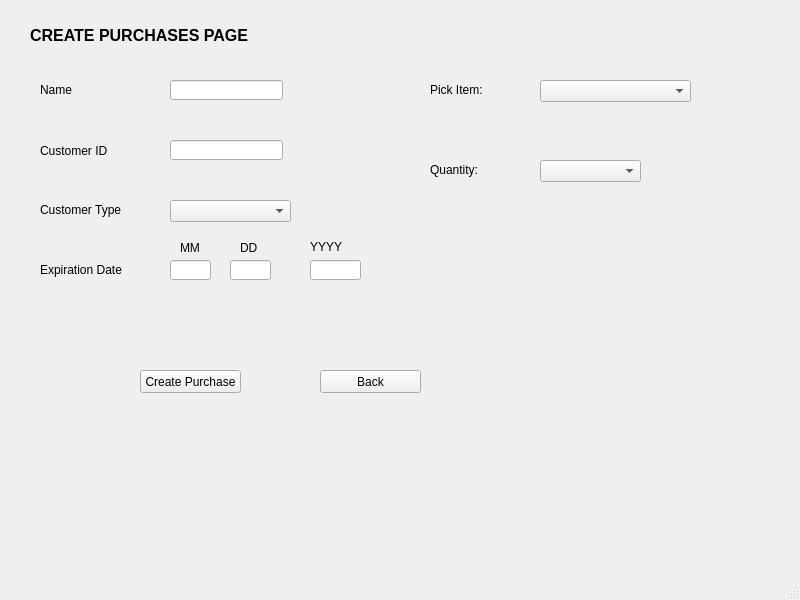
Before: the Qt Designer form adminpage.ui in YoKarson/CS1C-Project-2-Bulk-Club-2.0, drawn with Qt 5.
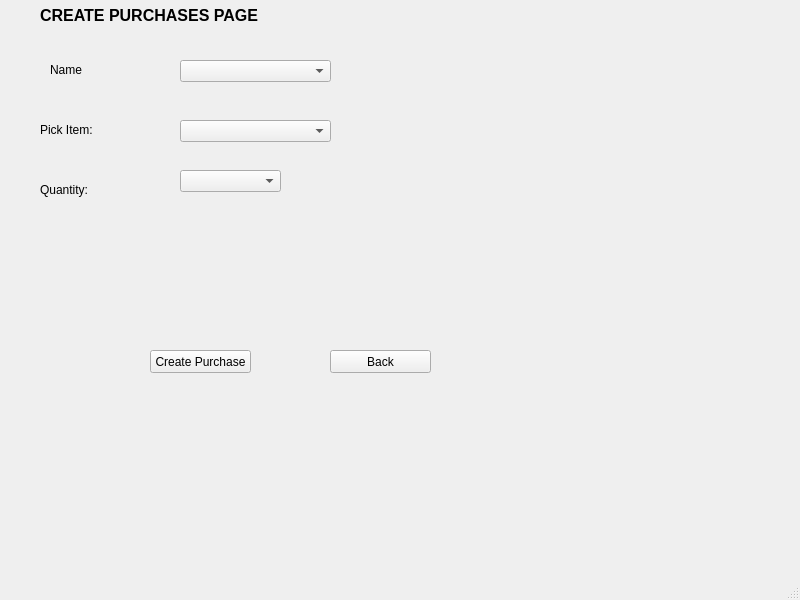
After: the same form once the commit is applied. The open tabs and pages were chosen to show the change.

Patch:
```diff
--- a/adminpage.ui
+++ b/adminpage.ui
@@ -17,12 +17,15 @@
    <widget class="QStackedWidget" name="stackedWidget">
     <property name="geometry">
      <rect>
-      <x>0</x>
-      <y>0</y>
-      <width>781</width>
-      <height>551</height>
+      <x>10</x>
+      <y>-20</y>
+      <width>801</width>
+      <height>581</height>
      </rect>
     </property>
+    <property name="styleSheet">
+     <string notr="true"/>
+    </property>
     <property name="currentIndex">
      <number>0</number>
     </property>
@@ -196,139 +199,11 @@
        <string>Name</string>
       </property>
      </widget>
-     <widget class="QLabel" name="label_12">
-      <property name="geometry">
-       <rect>
-        <x>40</x>
-        <y>140</y>
-        <width>111</width>
-        <height>21</height>
-       </rect>
-      </property>
-      <property name="text">
-       <string>Customer ID</string>
-      </property>
-     </widget>
-     <widget class="QLineEdit" name="addYearLineEdit">
-      <property name="geometry">
-       <rect>
-        <x>310</x>
-        <y>260</y>
-        <width>51</width>
-        <height>20</height>
-       </rect>
-      </property>
-     </widget>
-     <widget class="QLineEdit" name="addNameLineEdit">
-      <property name="geometry">
-       <rect>
-        <x>170</x>
-        <y>80</y>
-        <width>113</width>
-        <height>20</height>
-       </rect>
-      </property>
-     </widget>
-     <widget class="QLabel" name="label_13">
-      <property name="geometry">
-       <rect>
-        <x>40</x>
-        <y>200</y>
-        <width>121</width>
-        <height>20</height>
-       </rect>
-      </property>
-      <property name="text">
-       <string>Customer Type</string>
-      </property>
-     </widget>
-     <widget class="QLabel" name="label_14">
-      <property name="geometry">
-       <rect>
-        <x>40</x>
-        <y>260</y>
-        <width>111</width>
-        <height>20</height>
-       </rect>
-      </property>
-      <property name="text">
-       <string>Expiration Date</string>
-      </property>
-     </widget>
-     <widget class="QLabel" name="label_15">
-      <property name="geometry">
-       <rect>
-        <x>180</x>
-        <y>240</y>
-        <width>21</width>
-        <height>16</height>
-       </rect>
-      </property>
-      <property name="text">
-       <string>MM</string>
-      </property>
-     </widget>
-     <widget class="QLabel" name="label_16">
-      <property name="geometry">
-       <rect>
-        <x>310</x>
-        <y>240</y>
-        <width>47</width>
-        <height>13</height>
-       </rect>
-      </property>
-      <property name="text">
-       <string>YYYY</string>
-      </property>
-     </widget>
-     <widget class="QLineEdit" name="addDayLineEdit">
-      <property name="geometry">
-       <rect>
-        <x>230</x>
-        <y>260</y>
-        <width>41</width>
-        <height>20</height>
-       </rect>
-      </property>
-     </widget>
-     <widget class="QLineEdit" name="addMonthLineEdit">
-      <property name="geometry">
-       <rect>
-        <x>170</x>
-        <y>260</y>
-        <width>41</width>
-        <height>20</height>
-       </rect>
-      </property>
-     </widget>
-     <widget class="QLabel" name="label_17">
-      <property name="geometry">
-       <rect>
-        <x>240</x>
-        <y>240</y>
-        <width>21</width>
-        <height>16</height>
-       </rect>
-      </property>
-      <property name="text">
-       <string>DD</string>
-      </property>
-     </widget>
-     <widget class="QLineEdit" name="addIdLineEdit">
-      <property name="geometry">
-       <rect>
-        <x>170</x>
-        <y>140</y>
-        <width>113</width>
-        <height>20</height>
-       </rect>
-      </property>
-     </widget>
      <widget class="QLabel" name="label_18">
       <property name="geometry">
        <rect>
-        <x>430</x>
-        <y>80</y>
+        <x>30</x>
+        <y>140</y>
         <width>81</width>
         <height>20</height>
        </rect>
@@ -340,8 +215,8 @@
      <widget class="QComboBox" name="pickItemComboBox">
       <property name="geometry">
        <rect>
-        <x>540</x>
-        <y>80</y>
+        <x>170</x>
+        <y>140</y>
         <width>151</width>
         <height>22</height>
        </rect>
@@ -350,8 +225,8 @@
      <widget class="QLabel" name="label_24">
       <property name="geometry">
        <rect>
-        <x>430</x>
-        <y>160</y>
+        <x>30</x>
+        <y>200</y>
         <width>81</width>
         <height>20</height>
        </rect>
@@ -363,8 +238,8 @@
      <widget class="QComboBox" name="pickQtyLComboBox">
       <property name="geometry">
        <rect>
-        <x>540</x>
-        <y>160</y>
+        <x>170</x>
+        <y>190</y>
         <width>101</width>
         <height>22</height>
        </rect>
@@ -400,8 +275,8 @@
       <property name="geometry">
        <rect>
         <x>170</x>
-        <y>200</y>
-        <width>121</width>
+        <y>80</y>
+        <width>151</width>
         <height>22</height>
        </rect>
       </property>
```
Left out of the diff: 15 changed lines with no effect on the pictures.
